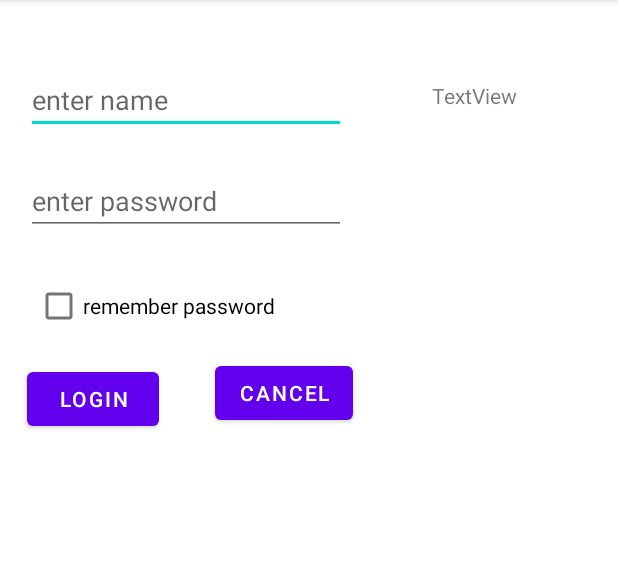
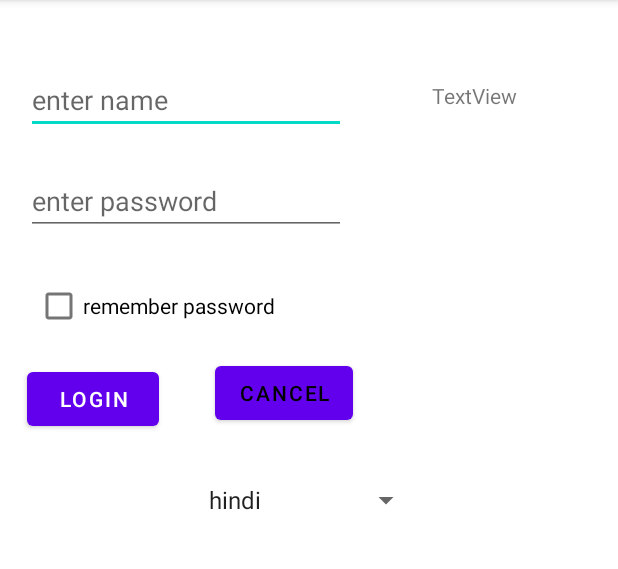
Before and after one commit to abdultanveer/BajajFinserv, an Android app: the screen it shows after launch (MainActivity), on a phone screen of 412 x 824 dp, the part 84-653 px from its top. Run offline under Robolectric (Android 15) with nearby library versions, the phone set to English and light mode, and no system bars.

Commit message:
colors.xml and screen densities

```diff
--- a/app/src/main/res/layout/activity_main.xml
+++ b/app/src/main/res/layout/activity_main.xml
@@ -4,6 +4,7 @@
     xmlns:tools="http://schemas.android.com/tools"
     android:layout_width="match_parent"
     android:layout_height="match_parent"
+    android:background="@color/background"
     tools:context=".MainActivity">
 
     <EditText
@@ -58,6 +59,7 @@
 
     <Button
         android:id="@+id/button2"
+        android:textColor="@color/black"
         android:layout_width="wrap_content"
         android:layout_height="wrap_content"
         android:layout_marginStart="37dp"
@@ -77,4 +79,14 @@
         android:text="TextView"
         app:layout_constraintEnd_toEndOf="parent"
         app:layout_constraintTop_toTopOf="parent" />
+
+    <Spinner
+        android:id="@+id/spinner"
+        android:layout_width="150dp"
+        android:entries="@array/languages"
+        android:layout_height="wrap_content"
+        android:layout_marginTop="31dp"
+        app:layout_constraintEnd_toEndOf="parent"
+        app:layout_constraintStart_toStartOf="parent"
+        app:layout_constraintTop_toBottomOf="@+id/button" />
 </androidx.constraintlayout.widget.ConstraintLayout>
--- /dev/null
+++ b/app/src/main/res/values/arrays.xml
@@ -0,0 +1,11 @@
+<?xml version="1.0" encoding="utf-8"?>
+<resources>
+    <string-array name="languages">
+        <item>hindi</item>
+        <item>urdu</item>
+        <item>english</item>
+        <item>sanskrit</item>
+        <item>kannada</item>
+
+    </string-array>
+</resources>
--- a/app/src/main/res/values/colors.xml
+++ b/app/src/main/res/values/colors.xml
@@ -7,4 +7,5 @@
     <color name="teal_700">#FF018786</color>
     <color name="black">#FF000000</color>
     <color name="white">#FFFFFFFF</color>
+    <color name="background">#fff</color>
 </resources>
```
